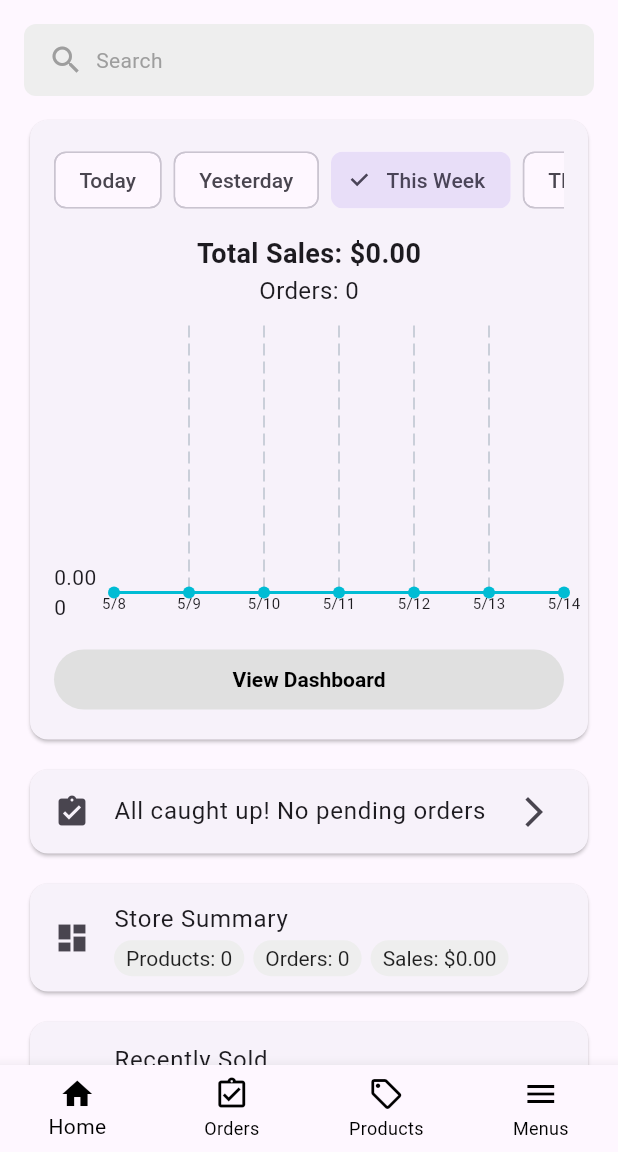
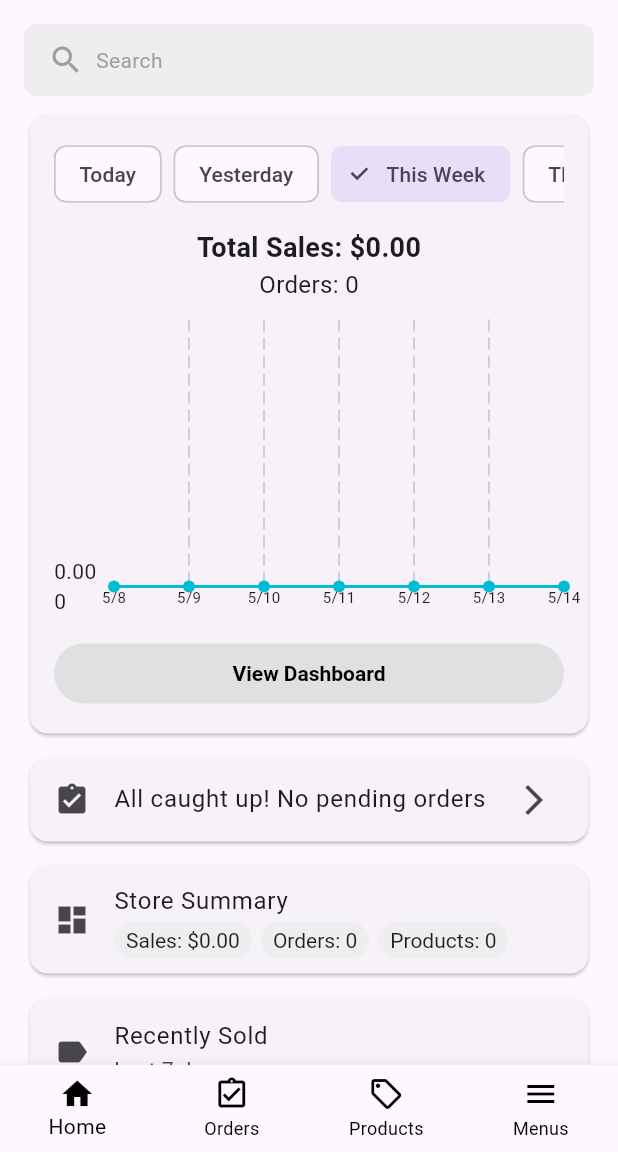
Before and after one commit to TzuHsuanLin-127322/Comp5450Challenge1, a Flutter app: the first screen one second after launch, on a phone screen of 412 x 824 dp, the part 84-1236 px from its top. Run offline on Flutter 3.47's test engine with Material 3 defaults, Android fonts, the phone set to English and light mode, and no system bars; drawn by our look-alikes of fl_chart; our stand-ins replace image_picker.

Commit message:
Tiny UI change

```diff
--- a/lib/ui/main_page.dart
+++ b/lib/ui/main_page.dart
@@ -143,7 +143,7 @@ class HomePage extends StatelessWidget {
               ),
             ),
           ),
-          SizedBox(height: 12),
+          SizedBox(height: 8),
 
           /// Sales Dashboard
           Card(
@@ -152,19 +152,19 @@ class HomePage extends StatelessWidget {
               child: DashboardCard(vm: vm),
             ),
           ),
-          SizedBox(height: 12),
+          SizedBox(height: 8),
 
           /// Messages Panel
           _buildMessagesPanel(vm, context),
-          SizedBox(height: 12),
+          SizedBox(height: 8),
 
           /// Store Summary
           _buildStoreSummary(vm, context),
-          SizedBox(height: 12),
+          SizedBox(height: 8),
 
           /// Recently Sold Products
           _buildRecentlySoldGrid(vm, context, isWide ? 4 : 2),
-          SizedBox(height: 12),
+          SizedBox(height: 8),
         ],
       ),
     );
@@ -198,15 +198,15 @@ Widget _buildStoreSummary(HomeViewModel vm, BuildContext context) {
                 SizedBox(height: 2),
                 Row(
                   children: [
-                    _StatPill(label: 'Products',
-                        value: '${vm.recentlySoldProducts.length}'),
+                    _StatPill(
+                        label: 'Sales',
+                        value: '\$${vm.totalSales.toStringAsFixed(2)}'),
                     SizedBox(width: 6),
                     _StatPill(label: 'Orders',
                         value: '${vm.totalOrders}'),
                     SizedBox(width: 6),
-                    _StatPill(
-                        label: 'Sales',
-                        value: '\$${vm.totalSales.toStringAsFixed(2)}'),
+                    _StatPill(label: 'Products',
+                        value: '${vm.recentlySoldProducts.length}'),
                   ],
                 ),
               ],
--- a/lib/ui/widgets/dashboard_card.dart
+++ b/lib/ui/widgets/dashboard_card.dart
@@ -21,6 +21,7 @@ class _DashboardCardState extends State<DashboardCard> {
     List<double> data;
     List<String> labels;
     double labelInterval;
+    double leftLabelInterval = 4.0;
     double periodTotal;
 
     if (selected == 'Today') {
@@ -107,7 +108,7 @@ class _DashboardCardState extends State<DashboardCard> {
                 leftTitles: AxisTitles(
                   sideTitles: SideTitles(
                     showTitles: true,
-                    interval: labelInterval,
+                    interval: leftLabelInterval,
                     reservedSize: 40,
                   ),
                 ),
```
